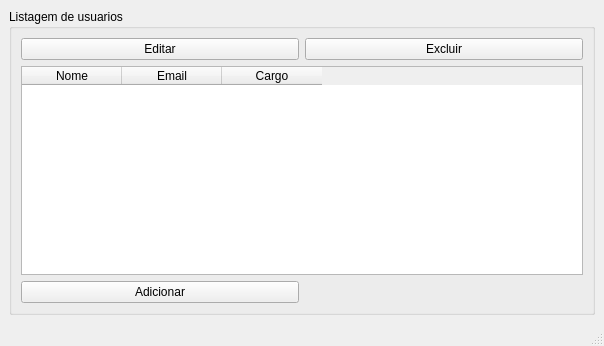
Qt form QChickenMain/adminpanel.ui (mrlucasrib/QChicken) before a commit.
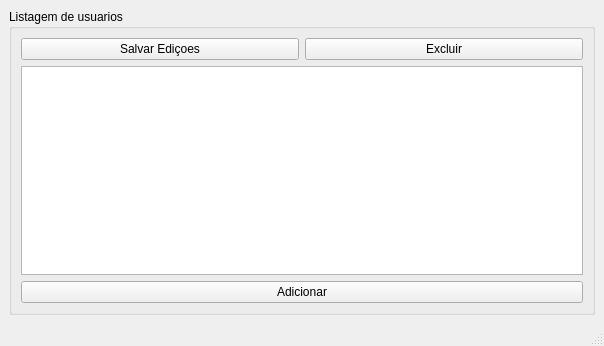
The same form after that commit.

Diff of the .ui file:
```diff
--- a/QChickenMain/adminpanel.ui
+++ b/QChickenMain/adminpanel.ui
@@ -28,39 +28,23 @@
          </property>
         </widget>
        </item>
-       <item row="1" column="0" colspan="2">
-        <widget class="QTableWidget" name="tableUsers">
-         <column>
-          <property name="text">
-           <string>Nome</string>
-          </property>
-         </column>
-         <column>
-          <property name="text">
-           <string>Email</string>
-          </property>
-         </column>
-         <column>
-          <property name="text">
-           <string>Cargo</string>
-          </property>
-         </column>
+       <item row="2" column="0" colspan="2">
+        <widget class="QTableView" name="tableView"/>
+       </item>
+       <item row="0" column="0">
+        <widget class="QPushButton" name="saveEditionspb">
+         <property name="text">
+          <string>Salvar Ediçoes</string>
+         </property>
         </widget>
        </item>
-       <item row="2" column="0">
+       <item row="3" column="0" colspan="2">
         <widget class="QPushButton" name="btnadd">
          <property name="text">
           <string>Adicionar</string>
          </property>
         </widget>
        </item>
-       <item row="0" column="0">
-        <widget class="QPushButton" name="pushButton">
-         <property name="text">
-          <string>Editar</string>
-         </property>
-        </widget>
-       </item>
       </layout>
      </widget>
     </item>
```
Left out of the diff: 2 changed lines with no effect on the pictures.
